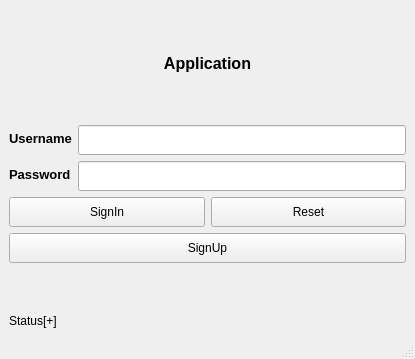
First picture: the form in MyApp/loginpage.ui, repository kunalgavhane12/QtPractice, before the edit.
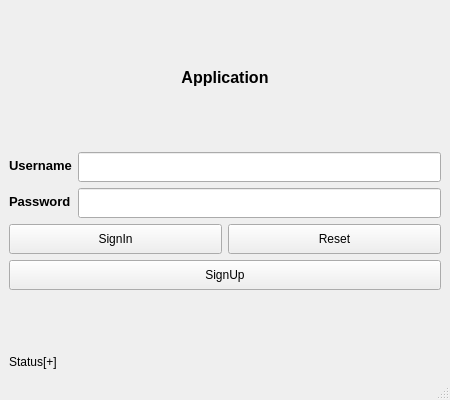
Second picture: the form after the edit.

Patch:
```diff
--- a/MyApp/loginpage.ui
+++ b/MyApp/loginpage.ui
@@ -6,8 +6,8 @@
    <rect>
     <x>0</x>
     <y>0</y>
-    <width>415</width>
-    <height>359</height>
+    <width>450</width>
+    <height>400</height>
    </rect>
   </property>
   <property name="windowTitle">
@@ -95,6 +95,9 @@
           <height>30</height>
          </size>
         </property>
+        <property name="echoMode">
+         <enum>QLineEdit::PasswordEchoOnEdit</enum>
+        </property>
         <property name="clearButtonEnabled">
          <bool>true</bool>
         </property>
```
Left out of the diff: 30 changed lines with no effect on the pictures.
